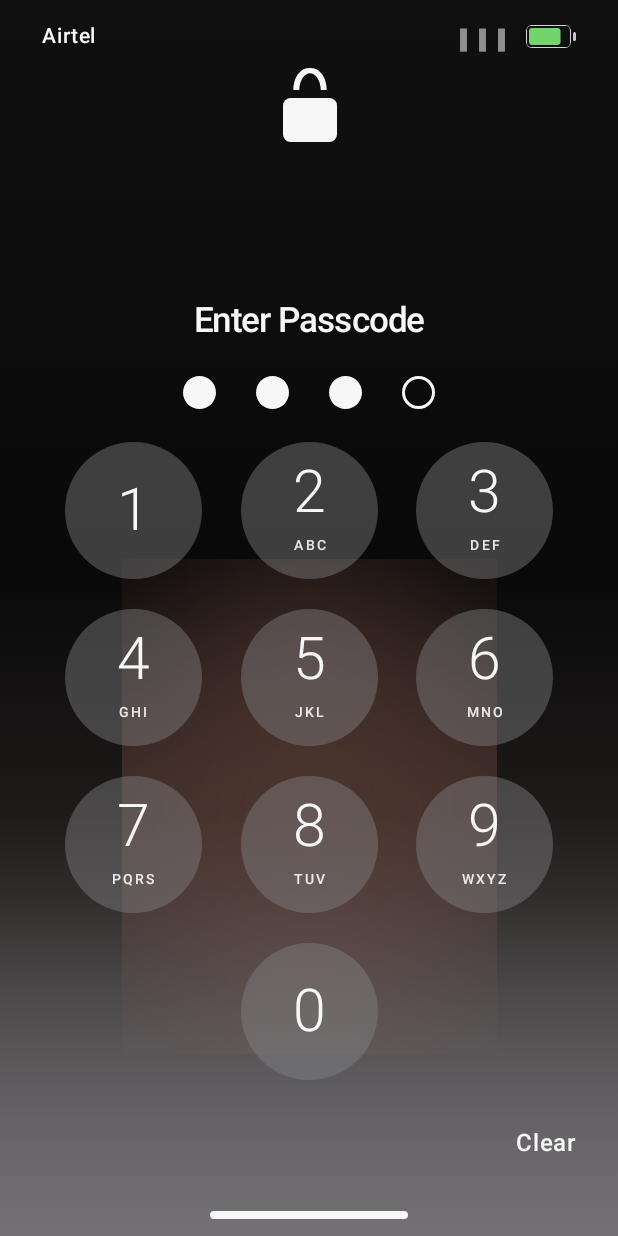
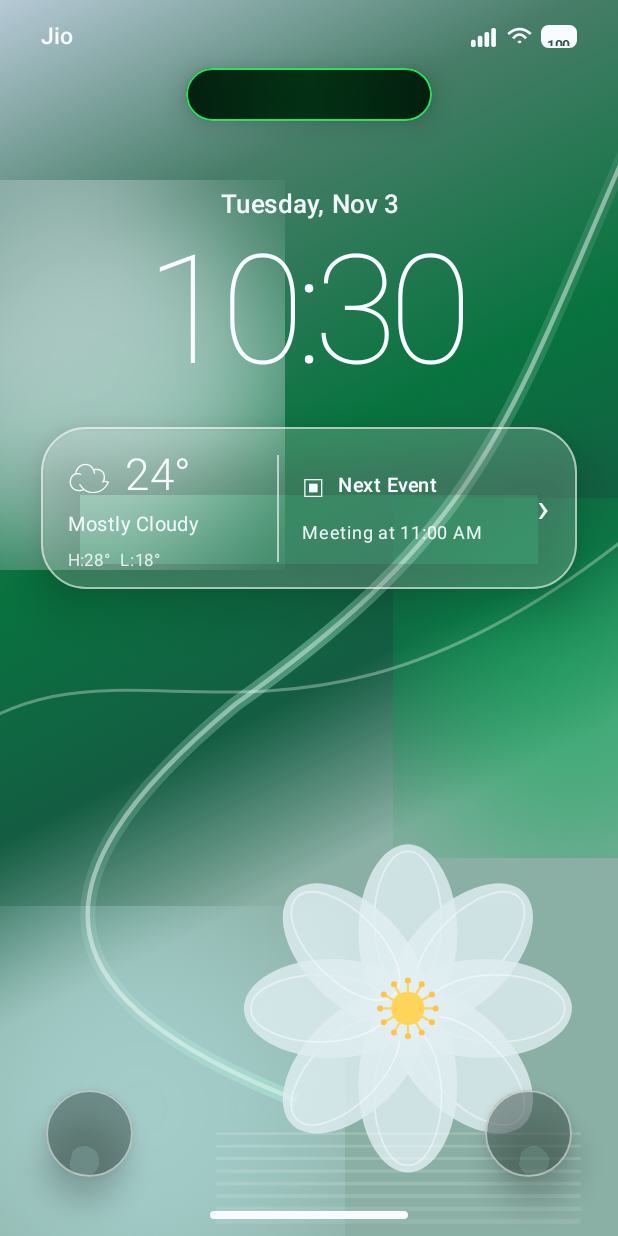
Before and after one commit to Gghigugg/SKMOD, an Android app built with Jetpack Compose: the screen it shows after launch (MainActivity), on a phone screen of 412 x 824 dp. Run offline under Robolectric (Android 15) with nearby library versions, the light colour scheme and no system bars; 3 statements that could not run were skipped.

Commit message:
Build iOS-inspired glass lock screen with large clock weather and dynamic island

```diff
--- a/ilock-project/app/src/main/java/com/redfox/ilock/MainActivity.kt
+++ b/ilock-project/app/src/main/java/com/redfox/ilock/MainActivity.kt
@@ -3,6 +3,7 @@ package com.redfox.ilock
 import android.os.Bundle
 import androidx.activity.ComponentActivity
 import androidx.activity.compose.setContent
+import androidx.compose.foundation.Canvas
 import androidx.compose.foundation.background
 import androidx.compose.foundation.layout.*
 import androidx.compose.foundation.shape.CircleShape
@@ -11,18 +12,32 @@ import androidx.compose.material3.MaterialTheme
 import androidx.compose.material3.Surface
 import androidx.compose.material3.Text
 import androidx.compose.runtime.Composable
+import androidx.compose.runtime.LaunchedEffect
+import androidx.compose.runtime.mutableLongStateOf
+import androidx.compose.runtime.remember
+import androidx.compose.runtime.getValue
+import androidx.compose.runtime.setValue
 import androidx.compose.ui.Alignment
 import androidx.compose.ui.Modifier
 import androidx.compose.ui.draw.blur
 import androidx.compose.ui.draw.clip
+import androidx.compose.ui.geometry.Offset
+import androidx.compose.ui.geometry.Size
 import androidx.compose.ui.graphics.Brush
 import androidx.compose.ui.graphics.Color
+import androidx.compose.ui.graphics.Path
+import androidx.compose.ui.graphics.drawscope.Stroke
+import androidx.compose.ui.graphics.drawscope.rotate
 import androidx.compose.ui.text.font.FontWeight
 import androidx.compose.ui.text.style.TextAlign
 import androidx.compose.ui.unit.dp
 import androidx.compose.ui.unit.sp
+import kotlinx.coroutines.delay
+import java.text.SimpleDateFormat
+import java.util.Date
+import java.util.Locale
 
-private val PasscodeWhite = Color(0xFFF7F7F7)
+private val LockWhite = Color(0xFFF8FBFF)
 
 class MainActivity : ComponentActivity() {
     @Suppress("DEPRECATION")
@@ -34,116 +49,71 @@ class MainActivity : ComponentActivity() {
             android.view.View.SYSTEM_UI_FLAG_LAYOUT_STABLE or
             android.view.View.SYSTEM_UI_FLAG_LAYOUT_FULLSCREEN or
             android.view.View.SYSTEM_UI_FLAG_LAYOUT_HIDE_NAVIGATION
-        setContent { MaterialTheme { IOSPasscodeScreen() } }
+        setContent { MaterialTheme { IOSGlassLockScreen() } }
     }
 }
 
 @Composable
-private fun IOSPasscodeScreen() {
-    BoxWithConstraints(
-        Modifier.fillMaxSize().background(Color(0xFF080808))
-    ) {
-        val h = maxHeight
-        // Dark blurred wallpaper glow, matching the supplied passcode reference.
+private fun IOSGlassLockScreen() {
+    var now by remember { mutableLongStateOf(System.currentTimeMillis()) }
+    LaunchedEffect(Unit) {
+        while (true) { now = System.currentTimeMillis(); delay(1000) }
+    }
+    val time = remember(now) { SimpleDateFormat("h:mm", Locale.getDefault()).format(Date(now)) }
+    val date = remember(now) { SimpleDateFormat("EEEE, MMM d", Locale.getDefault()).format(Date(now)) }
+
+    BoxWithConstraints(Modifier.fillMaxSize()) {
+        val compact = maxHeight < 760.dp
         Box(Modifier.fillMaxSize().background(
-            Brush.verticalGradient(
-                0f to Color(0xFF101010),
-                .46f to Color(0xFF090909),
-                .72f to Color(0xFF24201F),
-                1f to Color(0xFF666466)
+            Brush.linearGradient(
+                colorStops = arrayOf(
+                    0f to Color(0xFFB7C9D6),
+                    .28f to Color(0xFF477D68),
+                    .58f to Color(0xFF08733F),
+                    .82f to Color(0xFF145D43),
+                    1f to Color(0xFF8AAFA4)
+                ),
+                start = Offset.Zero,
+                end = Offset(maxWidth.value * 1.0f, maxHeight.value * 1.0f)
             )
         ))
-        Box(
-            Modifier.align(Alignment.Center).offset(y = 125.dp)
-                .size(width = 250.dp, height = 330.dp)
-                .blur(100.dp).background(Color(0xFF8C5B50).copy(alpha = .42f), CircleShape)
-        )
-        Box(
-            Modifier.align(Alignment.BottomCenter).fillMaxWidth().height(h * .34f)
-                .background(Brush.verticalGradient(
-                    listOf(Color.Transparent, Color(0xFF777579).copy(alpha = .72f))
-                ))
-        )
-        Column(Modifier.fillMaxSize().padding(horizontal = 28.dp)) {
+        // Soft photographic bokeh and luminous glass-like wallpaper ribbons.
+        Box(Modifier.align(Alignment.TopStart).offset((-70).dp, 120.dp).size(260.dp)
+            .blur(75.dp).background(Color(0xFFE7F1F7).copy(.65f), CircleShape))
+        Box(Modifier.align(Alignment.CenterEnd).offset(90.dp, 40.dp).size(240.dp)
+            .blur(85.dp).background(Color(0xFF00A64F).copy(.55f), CircleShape))
+        Box(Modifier.align(Alignment.BottomStart).offset((-40).dp, 50.dp).size(270.dp)
+            .blur(90.dp).background(Color(0xFFB9E4E8).copy(.55f), CircleShape))
+        WallpaperRibbons(Modifier.fillMaxSize())
+        FlowerArtwork(Modifier.align(Alignment.BottomCenter).fillMaxWidth().height(maxHeight * .46f))
+
+        Column(Modifier.fillMaxSize().padding(horizontal = 27.dp)) {
             Spacer(Modifier.height(12.dp))
             Row(Modifier.fillMaxWidth(), verticalAlignment = Alignment.CenterVertically) {
-                Text("Airtel", color = PasscodeWhite, fontSize = 14.sp, fontWeight = FontWeight.SemiBold)
+                Text("Jio", color = LockWhite, fontSize = 15.sp, fontWeight = FontWeight.Medium)
                 Spacer(Modifier.weight(1f))
-                Text("▮▮▮", color = PasscodeWhite.copy(.55f), fontSize = 15.sp, letterSpacing = (-2).sp)
-                Spacer(Modifier.width(8.dp))
-                BatteryIcon()
+                StatusGlyphs()
             }
-
             Spacer(Modifier.height(9.dp))
-            Box(Modifier.fillMaxWidth(), contentAlignment = Alignment.Center) {
-                LockGlyph()
+            DynamicIsland()
+            Spacer(Modifier.height(if (compact) 34.dp else 43.dp))
+            Text(date, Modifier.fillMaxWidth(), color = LockWhite.copy(.96f),
+                fontSize = 17.sp, textAlign = TextAlign.Center, fontWeight = FontWeight.Medium)
+            Text(time, Modifier.fillMaxWidth(), color = LockWhite,
+                fontSize = if (compact) 91.sp else 101.sp,
+                lineHeight = if (compact) 94.sp else 104.sp,
+                fontWeight = FontWeight.ExtraLight,
+                letterSpacing = (-5.5).sp, textAlign = TextAlign.Center)
+            Spacer(Modifier.height(if (compact) 13.dp else 18.dp))
+            LockWidgets()
+            Spacer(Modifier.weight(1f))
+            Row(Modifier.fillMaxWidth().padding(horizontal = 3.dp), horizontalArrangement = Arrangement.SpaceBetween) {
+                RoundLockButton("flash")
+                RoundLockButton("camera")
             }
-
-            Spacer(Modifier.height(105.dp))
-            Text(
-                "Enter Passcode",
-                modifier = Modifier.fillMaxWidth(),
-                color = PasscodeWhite,
-                fontSize = 23.sp,
-                fontWeight = FontWeight.Medium,
-                textAlign = TextAlign.Center,
-                letterSpacing = (-.35).sp
-            )
-            Spacer(Modifier.height(24.dp))
-            Row(
-                Modifier.fillMaxWidth(),
-                horizontalArrangement = Arrangement.Center,
-                verticalAlignment = Alignment.CenterVertically
-            ) {
-                repeat(4) { index ->
-                    Box(
-                        Modifier.padding(horizontal = 13.dp).size(22.dp)
-                            .then(if (index < 3) Modifier.background(PasscodeWhite, CircleShape)
-                            else Modifier.background(Color.Transparent, CircleShape)),
-                        contentAlignment = Alignment.Center
-                    ) {
-                        if (index == 3) {
-                            Box(Modifier.fillMaxSize().background(
-                                Brush.radialGradient(listOf(Color.Transparent, Color.Transparent)
-                                ), CircleShape
-                            ))
-                            Surface(
-                                modifier = Modifier.fillMaxSize(),
-                                shape = CircleShape,
-                                color = Color.Transparent,
-                                border = androidx.compose.foundation.BorderStroke(1.5.dp, PasscodeWhite)
-                            ) {}
-                        }
-                    }
-                }
-            }
-
-            Spacer(Modifier.weight(1f))
-            Column(
-                Modifier.fillMaxWidth().padding(horizontal = 15.dp),
-                verticalArrangement = Arrangement.spacedBy(20.dp)
-            ) {
-                val rows = listOf(
-                    listOf("1" to "", "2" to "ABC", "3" to "DEF"),
-                    listOf("4" to "GHI", "5" to "JKL", "6" to "MNO"),
-                    listOf("7" to "PQRS", "8" to "TUV", "9" to "WXYZ")
-                )
-                rows.forEach { row ->
-                    Row(Modifier.fillMaxWidth(), horizontalArrangement = Arrangement.SpaceBetween) {
-                        row.forEach { (number, letters) -> NumberKey(number, letters) }
-                    }
-                }
-                Row(Modifier.fillMaxWidth(), horizontalArrangement = Arrangement.Center) {
-                    NumberKey("0", "")
-                }
-            }
-            Spacer(Modifier.weight(1f))
-            Box(Modifier.fillMaxWidth().height(38.dp), contentAlignment = Alignment.CenterEnd) {
-                Text("Clear", color = PasscodeWhite, fontSize = 16.sp, fontWeight = FontWeight.Medium)
-            }
-            Spacer(Modifier.height(18.dp))
+            Spacer(Modifier.height(14.dp))
             Box(Modifier.fillMaxWidth().height(22.dp), contentAlignment = Alignment.Center) {
-                Box(Modifier.width(132.dp).height(5.dp).clip(CircleShape).background(PasscodeWhite))
+                Box(Modifier.width(132.dp).height(5.dp).clip(CircleShape).background(LockWhite))
             }
             Spacer(Modifier.height(3.dp))
         }
@@ -151,74 +121,174 @@ private fun IOSPasscodeScreen() {
 }
 
 @Composable
-private fun NumberKey(number: String, letters: String) {
+private fun DynamicIsland() {
+    Box(Modifier.fillMaxWidth(), contentAlignment = Alignment.Center) {
+        Surface(
+            modifier = Modifier.width(164.dp).height(35.dp),
+            shape = CircleShape,
+            color = Color(0xFF001D0C).copy(.96f),
+            border = androidx.compose.foundation.BorderStroke(1.dp, Color(0xFF32FF70).copy(.85f)),
+            shadowElevation = 12.dp
+        ) {
+            Row(Modifier.fillMaxSize().padding(horizontal = 15.dp), verticalAlignment = Alignment.CenterVertically) {
+                androidx.compose.material3.Icon(
+                    imageVector = androidx.compose.material.icons.Icons.Default.Lock,
+                    contentDescription = "Lock",
+                    tint = LockWhite,
+                    modifier = Modifier.size(17.dp)
+                )
+            }
+        }
+        Box(Modifier.width(164.dp).height(35.dp).clip(CircleShape)
+            .background(Brush.horizontalGradient(listOf(Color.Transparent, Color(0xFF00FF55).copy(.08f), Color.Transparent))))
+    }
+}
+
+@Composable
+private fun StatusGlyphs() {
+    Row(verticalAlignment = Alignment.CenterVertically, horizontalArrangement = Arrangement.spacedBy(5.dp)) {
+        Canvas(Modifier.size(18.dp, 14.dp)) {
+            for (i in 0..3) {
+                val bh = size.height * (.34f + i * .19f)
+                drawRoundRect(LockWhite, Offset(i * 4.5.dp.toPx(), size.height - bh),
+                    Size(3.1.dp.toPx(), bh), androidx.compose.ui.geometry.CornerRadius(1.2.dp.toPx()))
+            }
+        }
+        Canvas(Modifier.size(18.dp, 14.dp)) {
+            val p = Path().apply {
+                moveTo(size.width * .08f, size.height * .38f)
+                quadraticTo(size.width * .5f, -size.height * .08f, size.width * .92f, size.height * .38f)
+                moveTo(size.width * .26f, size.height * .59f)
+                quadraticTo(size.width * .5f, size.height * .22f, size.width * .74f, size.height * .59f)
+                moveTo(size.width * .46f, size.height * .80f)
+                quadraticTo(size.width * .5f, size.height * .72f, size.width * .54f, size.height * .80f)
+            }
+            drawPath(p, LockWhite, style = Stroke(1.8.dp.toPx()))
+        }
+        Surface(shape = RoundedCornerShape(5.dp), color = LockWhite, modifier = Modifier.height(15.dp)) {
+            Text("100", color = Color(0xFF355344), fontSize = 9.sp, fontWeight = FontWeight.Bold,
+                modifier = Modifier.padding(horizontal = 4.dp, vertical = 1.dp))
+        }
+    }
+}
+
+@Composable
+private fun LockWidgets() {
     Surface(
-        modifier = Modifier.size(91.dp),
+        modifier = Modifier.fillMaxWidth().height(108.dp),
+        shape = RoundedCornerShape(30.dp),
+        color = Color.White.copy(.19f),
+        border = androidx.compose.foundation.BorderStroke(1.dp, Color.White.copy(.57f)),
+        shadowElevation = 20.dp
+    ) {
+        Row(Modifier.fillMaxSize().padding(horizontal = 18.dp, vertical = 12.dp),
+            verticalAlignment = Alignment.CenterVertically) {
+            Column(Modifier.weight(1f), verticalArrangement = Arrangement.Center) {
+                Row(verticalAlignment = Alignment.CenterVertically) {
+                    Text("☁", color = LockWhite, fontSize = 28.sp)
+                    Spacer(Modifier.width(9.dp))
+                    Text("24°", color = LockWhite, fontSize = 29.sp, fontWeight = FontWeight.Light)
+                }
+                Text("Mostly Cloudy", color = LockWhite.copy(.95f), fontSize = 13.sp)
+                Text("H:28°  L:18°", color = LockWhite.copy(.85f), fontSize = 11.sp)
+            }
+            Box(Modifier.width(1.dp).fillMaxHeight(.85f).background(LockWhite.copy(.62f)))
+            Spacer(Modifier.width(15.dp))
+            Column(Modifier.weight(1.12f), verticalArrangement = Arrangement.Center) {
+                Row(verticalAlignment = Alignment.CenterVertically) {
+                    Text("▣", color = LockWhite, fontSize = 20.sp)
+                    Spacer(Modifier.width(8.dp))
+                    Text("Next Event", color = LockWhite, fontSize = 13.sp, fontWeight = FontWeight.Medium)
+                }
+                Spacer(Modifier.height(5.dp))
+                Text("Meeting at 11:00 AM", color = LockWhite.copy(.95f), fontSize = 12.sp)
+            }
+            Text("›", color = LockWhite, fontSize = 27.sp)
+        }
+    }
+}
+
+@Composable
+private fun RoundLockButton(type: String) {
+    Surface(
+        modifier = Modifier.size(58.dp),
         shape = CircleShape,
-        color = Color(0xFF858487).copy(alpha = .43f)
+        color = Color(0xFF34453F).copy(.48f),
+        border = androidx.compose.foundation.BorderStroke(1.dp, Color.White.copy(.52f)),
+        shadowElevation = 12.dp
     ) {
-        Column(horizontalAlignment = Alignment.CenterHorizontally, verticalArrangement = Arrangement.Center) {
-            Text(number, color = PasscodeWhite, fontSize = 39.sp, fontWeight = FontWeight.Light, lineHeight = 42.sp)
-            if (letters.isNotEmpty()) {
-                Text(letters, color = PasscodeWhite.copy(.92f), fontSize = 9.sp,
-                    fontWeight = FontWeight.Medium, letterSpacing = 2.sp)
+        Box(contentAlignment = Alignment.Center) {
+            if (type == "flash") {
+                androidx.compose.material3.Icon(
+                    imageVector = androidx.compose.material.icons.Icons.Default.FlashlightOn,
+                    contentDescription = "Flashlight",
+                    tint = LockWhite, modifier = Modifier.size(26.dp)
+                )
+            } else {
+                androidx.compose.material3.Icon(
+                    imageVector = androidx.compose.material.icons.Icons.Default.CameraAlt,
+                    contentDescription = "Camera",
+                    tint = LockWhite, modifier = Modifier.size(26.dp)
+                )
             }
         }
     }
 }
 
 @Composable
-private fun LockGlyph() {
-    Box(Modifier.size(width = 38.dp, height = 49.dp), contentAlignment = Alignment.BottomCenter) {
-        Box(
-            Modifier.align(Alignment.TopCenter).width(24.dp).height(29.dp)
-                .clip(RoundedCornerShape(topStart = 14.dp, topEnd = 14.dp))
-                .background(Color.Transparent)
-        ) {
-            Box(Modifier.fillMaxSize().padding(3.dp).clip(
-                RoundedCornerShape(topStart = 12.dp, topEnd = 12.dp)
-            ).background(Color.Transparent))
-            androidx.compose.foundation.Canvas(Modifier.fillMaxSize()) {
-                drawArc(
-                    color = PasscodeWhite,
-                    startAngle = 180f,
-                    sweepAngle = 180f,
-                    useCenter = false,
-                    topLeft = androidx.compose.ui.geometry.Offset(size.width * .12f, size.height * .05f),
-                    size = androidx.compose.ui.geometry.Size(size.width * .76f, size.height * .9f),
-                    style = androidx.compose.ui.graphics.drawscope.Stroke(width = 4.dp.toPx())
-                )
-            }
+private fun WallpaperRibbons(modifier: Modifier) {
+    Canvas(modifier) {
+        val path1 = Path().apply {
+            moveTo(size.width * 1.05f, size.height * .08f)
+            cubicTo(size.width * .82f, size.height * .34f, size.width * .80f, size.height * .42f, size.width * .38f, size.height * .57f)
+            cubicTo(size.width * .02f, size.height * .72f, size.width * .08f, size.height * .81f, size.width * .48f, size.height * .89f)
         }
-        Box(
-            Modifier.width(36.dp).height(29.dp).clip(RoundedCornerShape(5.dp))
-                .background(PasscodeWhite)
-        )
+        drawPath(path1, Color.White.copy(.45f), style = Stroke(width = 3.dp.toPx()))
+        drawPath(path1, Brush.horizontalGradient(listOf(Color.White.copy(.04f), Color(0xFFB8F9E0).copy(.38f), Color.White.copy(.08f))),
+            style = Stroke(width = 10.dp.toPx()))
+        val path2 = Path().apply {
+            moveTo(size.width * -.10f, size.height * .61f)
+            cubicTo(size.width * .20f, size.height * .48f, size.width * .45f, size.height * .67f, size.width * 1.05f, size.height * .42f)
+        }
+        drawPath(path2, Color.White.copy(.32f), style = Stroke(width = 2.dp.toPx()))
     }
 }
 
 @Composable
-private fun BatteryIcon() {
-    Row(verticalAlignment = Alignment.CenterVertically) {
-        Box(
-            Modifier.width(30.dp).height(15.dp).clip(RoundedCornerShape(4.dp))
-                .background(Color.Transparent)
-        ) {
-            androidx.compose.foundation.Canvas(Modifier.fillMaxSize()) {
-                drawRoundRect(
-                    color = PasscodeWhite.copy(.85f),
-                    style = androidx.compose.ui.graphics.drawscope.Stroke(width = 1.4.dp.toPx()),
-                    cornerRadius = androidx.compose.ui.geometry.CornerRadius(3.dp.toPx())
+private fun FlowerArtwork(modifier: Modifier) {
+    Canvas(modifier) {
+        val cx = size.width * .66f
+        val cy = size.height * .60f
+        val petalW = size.width * .16f
+        val petalH = size.height * .31f
+        for (i in 0 until 8) {
+            rotate(i * 45f, pivot = Offset(cx, cy)) {
+                drawOval(
+                    brush = Brush.linearGradient(listOf(Color.White.copy(.98f), Color(0xFFDCECF0).copy(.84f), Color.White.copy(.58f))),
+                    topLeft = Offset(cx - petalW / 2, cy - petalH * .93f),
+                    size = Size(petalW, petalH)
                 )
-                drawRoundRect(
-                    color = Color(0xFF75D36C),
-                    topLeft = androidx.compose.ui.geometry.Offset(2.dp.toPx(), 2.dp.toPx()),
-                    size = androidx.compose.ui.geometry.Size(size.width * .70f, size.height - 4.dp.toPx()),
-                    cornerRadius = androidx.compose.ui.geometry.CornerRadius(2.dp.toPx())
+                drawOval(
+                    color = Color.White.copy(.45f),
+                    topLeft = Offset(cx - petalW * .34f, cy - petalH * .89f),
+                    size = Size(petalW * .68f, petalH * .78f),
+                    style = Stroke(width = 1.2.dp.toPx())
                 )
             }
         }
-        Box(Modifier.padding(start = 1.dp).width(2.dp).height(6.dp)
-            .clip(RoundedCornerShape(1.dp)).background(PasscodeWhite.copy(.8f)))
+        drawCircle(Color(0xFFFFD45B), radius = size.width * .027f, center = Offset(cx, cy))
+        for (i in 0 until 12) {
+            val angle = i * (Math.PI * 2 / 12)
+            val sx = cx + kotlin.math.cos(angle).toFloat() * size.width * .045f
+            val sy = cy + kotlin.math.sin(angle).toFloat() * size.width * .045f
+            drawLine(Color(0xFFFFD45B), Offset(cx, cy), Offset(sx, sy), strokeWidth = 1.5.dp.toPx())
+            drawCircle(Color(0xFFFFC34C), radius = 2.dp.toPx(), center = Offset(sx, sy))
+        }
+        // soft reflected light on the water below the flower
+        for (i in 0..7) {
+            val y = size.height * (.82f + i * .022f)
+            drawLine(Color.White.copy(.18f - i * .012f), Offset(size.width * .35f, y),
+                Offset(size.width * .94f, y), strokeWidth = (1.5f + i * .25f).dp.toPx())
+        }
     }
 }
```
